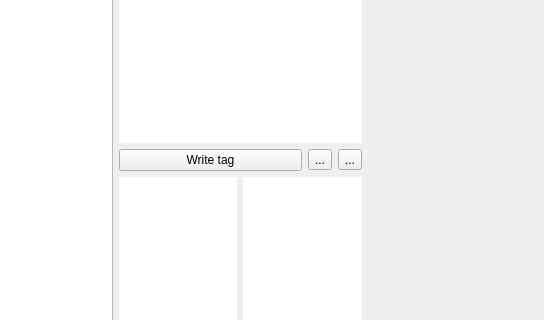
Above: main.ui from woodenbear24/Vid_classification_tool before the change; both pictures show x 256 to 800 and y 141 to 461 of the 800 by 600 pixel window. Below: the same form after it.
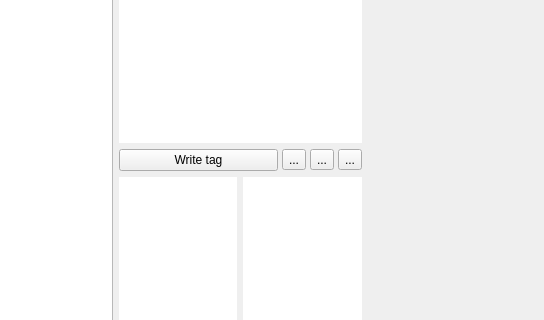
That is the form after the change. Icons and pictures are not drawn.

Diff of the .ui file:
```diff
--- a/main.ui
+++ b/main.ui
@@ -129,6 +129,9 @@
       </item>
       <item>
        <layout class="QHBoxLayout" name="horizontalLayout_3">
+        <property name="spacing">
+         <number>4</number>
+        </property>
         <item>
          <widget class="QPushButton" name="write_tag">
           <property name="text">
@@ -136,6 +139,16 @@
           </property>
          </widget>
         </item>
+        <item>
+         <widget class="QToolButton" name="clear_tag_button">
+          <property name="text">
+           <string>...</string>
+          </property>
+          <property name="icon">
+           <iconset theme="user-trash"/>
+          </property>
+         </widget>
+        </item>
         <item>
          <widget class="QToolButton" name="reload_tags_button">
           <property name="text">
```
